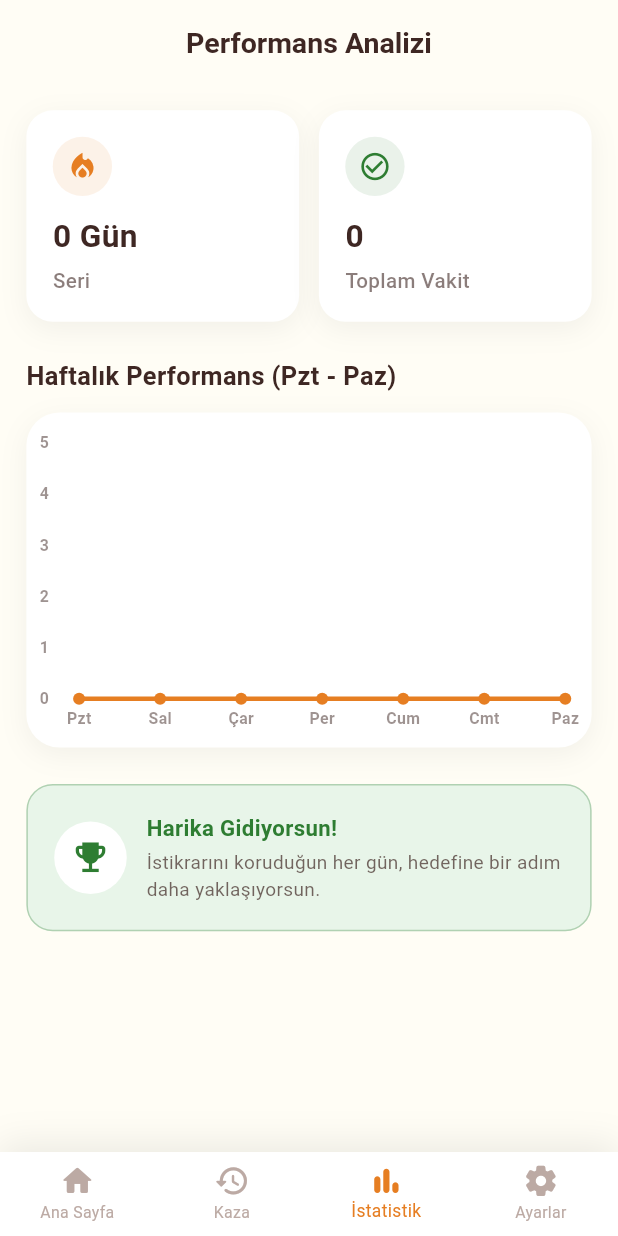
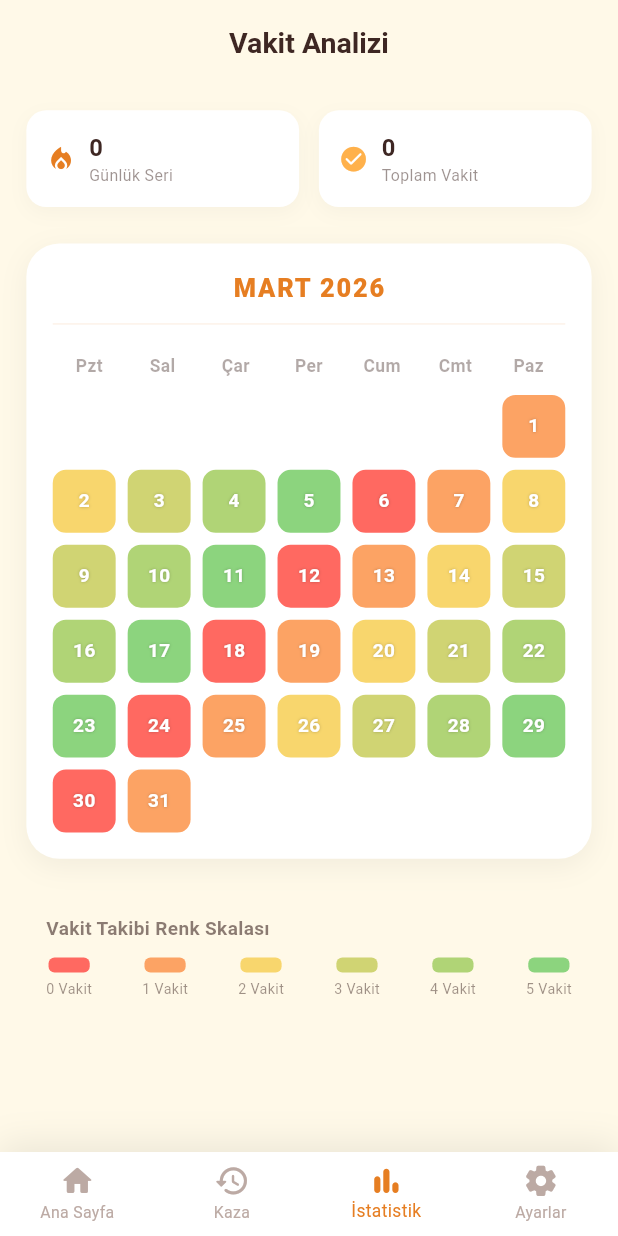
Before and after one commit to Soumat0u/namazApp, a Flutter app: the screen it shows after launch, item 3 of the bottom bar chosen, on a phone screen of 412 x 824 dp. Run offline on Flutter 3.47's test engine with Material 3 defaults, Android fonts, the phone set to English and light mode, and no system bars; drawn by our look-alikes of fl_chart; our stand-ins replace flutter_local_notifications, geocoding, geolocator, share_plus, shared_preferences, timezone; network calls fail.

Commit message:
vakit peneli arkaplanı düzenlendi, istatistiklere takvim eklendi temalar iyileştirildi

```diff
--- a/analysis_options.yaml
+++ b/analysis_options.yaml
@@ -7,6 +7,9 @@
 
 # The following line activates a set of recommended lints for Flutter apps,
 # packages, and plugins designed to encourage good coding practices.
+analyzer:
+  errors:
+    deprecated_member_use: ignore
 include: package:flutter_lints/flutter.yaml
 
 linter:
--- a/lib/core/constants/app_colors.dart
+++ b/lib/core/constants/app_colors.dart
@@ -28,7 +28,7 @@ class AppThemeColors {
   Color get anaRenk => _tema.anaRenk;
   Color get yaziRengi => _tema.yaziRengi;
   Color get pasifRenk => _tema.pasifRenk;
-  Color get aktifYesil => _tema.aktifYesil;
+  Color get aktifYesil => _tema.aktifRenk;
   Color get kirmizi => _tema.kirmizi;
 }
 
@@ -40,6 +40,6 @@ class AppColors {
   static const Color anaRenk = Color(0xFFE67E22);
   static const Color yaziRengi = Color(0xFF3E2723);
   static const Color pasifRenk = Color(0xFFBCAAA4);
-  static const Color aktifYesil = Color(0xFF2E7D32);
+  static const Color aktifRenk = Color(0xFF2E7D32);
   static const Color kirmizi = Color(0xFFD32F2F);
 }
--- a/lib/core/theme/app_theme.dart
+++ b/lib/core/theme/app_theme.dart
@@ -9,7 +9,7 @@ class AppThemeData {
   final Color anaRenk;
   final Color yaziRengi;
   final Color pasifRenk;
-  final Color aktifYesil;
+  final Color aktifRenk;
   final Color kirmizi;
   final Brightness brightness;
 
@@ -21,7 +21,7 @@ class AppThemeData {
     required this.anaRenk,
     required this.yaziRengi,
     required this.pasifRenk,
-    required this.aktifYesil,
+    required this.aktifRenk,
     required this.kirmizi,
     required this.brightness,
   });
@@ -30,12 +30,40 @@ class AppThemeData {
   factory AppThemeData.varsayilan() => const AppThemeData(
     id: 'varsayilan',
     isim: 'Varsayılan',
-        arkaPlanRengi: Color(0xFFFFFDF5),
+    arkaPlanRengi: Color.fromARGB(255, 255, 249, 232),
     kartRengi: Color(0xFFFFFFFF),
     anaRenk: Color(0xFFE67E22),
     yaziRengi: Color(0xFF3E2723),
     pasifRenk: Color(0xFFBCAAA4),
-        aktifYesil: Color(0xFF2E7D32),
+    aktifRenk: Color.fromARGB(255, 255, 177, 75),
+    kirmizi: Color(0xFFD32F2F),
+    brightness: Brightness.light,
+  );
+
+  // ─── ZÜMRÜT ───
+  factory AppThemeData.zumrut() => const AppThemeData(
+    id: 'zumrut',
+    isim: 'Zümrüt',
+    arkaPlanRengi: Color.fromARGB(255, 234, 249, 216),
+    kartRengi: Color(0xFFFFFFFF),
+    anaRenk: Color(0xFF2E7D32),
+    yaziRengi: Color(0xFF1B5E20),
+    pasifRenk: Color(0xFFA5D6A7),
+    aktifRenk: Color.fromARGB(255, 126, 186, 133),
+    kirmizi: Color(0xFFD32F2F),
+    brightness: Brightness.light,
+  );
+
+  // ─── OKYANUS ───
+  factory AppThemeData.okyanus() => const AppThemeData(
+    id: 'okyanus',
+    isim: 'Okyanus',
+    arkaPlanRengi: Color.fromARGB(255, 218, 238, 251),
+    kartRengi: Color(0xFFFFFFFF),
+    anaRenk: Color(0xFF1565C0),
+    yaziRengi: Color(0xFF0D47A1),
+    pasifRenk: Color(0xFF90CAF9),
+    aktifRenk: Color.fromARGB(255, 130, 205, 255),
     kirmizi: Color(0xFFD32F2F),
     brightness: Brightness.light,
   );
@@ -49,45 +77,17 @@ class AppThemeData {
     anaRenk: Color(0xFFFFB74D),
     yaziRengi: Color(0xFFE0E0E0),
     pasifRenk: Color(0xFF757575),
-        aktifYesil: Color(0xFF66BB6A),
+    aktifRenk: Color(0xFF66BB6A),
     kirmizi: Color(0xFFEF5350),
     brightness: Brightness.dark,
-      );
-
-  // ─── ZÜMRÜT ───
-  factory AppThemeData.zumrut() => const AppThemeData(
-        id: 'zumrut',
-        isim: 'Zümrüt',
-        arkaPlanRengi: Color(0xFFF1F8E9),
-        kartRengi: Color(0xFFFFFFFF),
-        anaRenk: Color(0xFF2E7D32),
-        yaziRengi: Color(0xFF1B5E20),
-        pasifRenk: Color(0xFFA5D6A7),
-        aktifYesil: Color(0xFF388E3C),
-        kirmizi: Color(0xFFD32F2F),
-        brightness: Brightness.light,
-      );
-
-  // ─── OKYANUS ───
-  factory AppThemeData.okyanus() => const AppThemeData(
-        id: 'okyanus',
-        isim: 'Okyanus',
-        arkaPlanRengi: Color(0xFFE3F2FD),
-        kartRengi: Color(0xFFFFFFFF),
-        anaRenk: Color(0xFF1565C0),
-        yaziRengi: Color(0xFF0D47A1),
-        pasifRenk: Color(0xFF90CAF9),
-        aktifYesil: Color(0xFF2E7D32),
-        kirmizi: Color(0xFFD32F2F),
-        brightness: Brightness.light,
   );
 
   /// Tüm mevcut temalar
   static List<AppThemeData> tumTemalar = [
     AppThemeData.varsayilan(),
-    AppThemeData.karanlik(),
     AppThemeData.zumrut(),
     AppThemeData.okyanus(),
+    AppThemeData.karanlik(),
   ];
 
   /// ID'ye göre tema bul
--- a/lib/services/seviye_servisi.dart
+++ b/lib/services/seviye_servisi.dart
@@ -1,5 +1,5 @@
 class SeviyeServisi {
-  static const int namazXp = 10; // Her vaktin ödülü
+  static const int namazXp = 20; // Her vaktin ödülü
 
   // Beğendiğin o efsane liste
   static final Map<int, String> unvanlar = {
--- a/lib/views/ana_sayfa.dart
+++ b/lib/views/ana_sayfa.dart
@@ -642,14 +642,14 @@ Widget _buildVakitGrid(BuildContext context, NamazProvider provider) {
         _vakitKutusu(
           context,
           "Akşam",
-          Icons.bedtime,
+          Icons.nights_stay,
           provider.vakitler?["Akşam"] ?? "19:00",
           provider,
         ),
         _vakitKutusu(
           context,
           "Yatsı",
-          Icons.nights_stay,
+          Icons.bedtime,
           provider.vakitler?["Yatsı"] ?? "20:30",
           provider,
         ),
--- a/lib/views/statistics_screen.dart
+++ b/lib/views/statistics_screen.dart
@@ -1,10 +1,9 @@
 import 'package:flutter/material.dart';
-import 'package:fl_chart/fl_chart.dart';
 import 'package:provider/provider.dart';
 import '../core/constants/app_colors.dart';
 import '../core/utils/responsive.dart';
 import '../providers/namaz_provider.dart';
-import '../providers/theme_provider.dart';
+import 'package:intl/intl.dart';
 
 class IstatistikSayfasi extends StatelessWidget {
   const IstatistikSayfasi({super.key});
@@ -19,7 +18,7 @@ class IstatistikSayfasi extends StatelessWidget {
       backgroundColor: r.arkaPlanRengi,
       appBar: AppBar(
         title: Text(
-          "Performans Analizi",
+          "Vakit Analizi",
           style: TextStyle(
             color: r.yaziRengi,
             fontWeight: FontWeight.bold,
@@ -31,66 +30,57 @@ class IstatistikSayfasi extends StatelessWidget {
         elevation: 0,
         automaticallyImplyLeading: false,
       ),
-      body: provider.isLoading
-          ? Center(
-              child: CircularProgressIndicator(color: r.anaRenk),
-            )
-          : RefreshIndicator(
-              color: r.anaRenk,
-              backgroundColor: r.kartRengi,
-              onRefresh: provider.istatistikleriYukle,
-              child: SingleChildScrollView(
+      body: SingleChildScrollView(
         physics: const AlwaysScrollableScrollPhysics(),
         padding: EdgeInsets.all(Responsive.w(16)),
         child: Column(
           crossAxisAlignment: CrossAxisAlignment.start,
           children: [
-                    _buildOzetKartlari(context, provider),
+            // Üstteki sayaçlar
+            _buildKucukOzetKartlari(context, provider),
+
             SizedBox(height: Responsive.h(24)),
-                    Text(
-                      "Haftalık Performans (Pzt - Paz)",
-                      style: TextStyle(
-                        fontSize: Responsive.sp(16),
-                        fontWeight: FontWeight.bold,
-                        color: r.yaziRengi,
-                      ),
-                    ),
-                    SizedBox(height: Responsive.h(12)),
-                    _buildCizgiGrafigi(context, provider),
+
+            // Aylık Takvim Bölümü
+            _buildAylikTakvim(context, provider),
+
             SizedBox(height: Responsive.h(24)),
-                    _buildMotiveEdiciKart(context),
+
+            // Renk Skalası Bilgilendirmesi
+            _buildRenkLejanti(context),
+
             SizedBox(height: Responsive.h(40)),
           ],
-                ),
         ),
       ),
     );
   }
 
-  Widget _buildOzetKartlari(BuildContext context, NamazProvider provider) {
+  // Üstteki seri ve toplam sayaçlarının küçültülmüş hali
+  Widget _buildKucukOzetKartlari(BuildContext context, NamazProvider provider) {
     final r = context.renkler;
     return Row(
       children: [
-        _istatistikKutusu(
+        _kucukIstatistikKutusu(
           context,
-          baslik: "Seri",
-          deger: "${provider.streakCount} Gün",
+          baslik: "Günlük Seri",
+          deger: "${provider.streakCount}",
           ikon: Icons.local_fire_department,
           renk: r.anaRenk,
         ),
         SizedBox(width: Responsive.w(12)),
-        _istatistikKutusu(
+        _kucukIstatistikKutusu(
           context,
           baslik: "Toplam Vakit",
           deger: "${provider.toplamTamamlanan}",
-          ikon: Icons.check_circle_outline,
+          ikon: Icons.check_circle_rounded,
           renk: r.aktifYesil,
         ),
       ],
     );
   }
 
-  Widget _istatistikKutusu(
+  Widget _kucukIstatistikKutusu(
     BuildContext context, {
     required String baslik,
     required String deger,
@@ -100,46 +90,41 @@ class IstatistikSayfasi extends StatelessWidget {
     final r = context.renkler;
     return Expanded(
       child: Container(
-        padding: EdgeInsets.all(Responsive.w(16)),
+        padding: EdgeInsets.all(Responsive.w(12)),
         decoration: BoxDecoration(
           color: r.kartRengi,
-          borderRadius: BorderRadius.circular(Responsive.w(16)),
+          borderRadius: BorderRadius.circular(Responsive.w(12)),
           boxShadow: [
             BoxShadow(
-              color: Colors.black.withOpacity(0.05),
-              blurRadius: 15,
-              offset: const Offset(0, 5),
+              color: Colors.black.withOpacity(0.03),
+              blurRadius: 10,
+              offset: const Offset(0, 4),
             ),
           ],
         ),
-        child: Column(
+        child: Row(
+          children: [
+            Icon(ikon, color: renk, size: Responsive.w(18)),
+            SizedBox(width: Responsive.w(8)),
+            Column(
               crossAxisAlignment: CrossAxisAlignment.start,
               children: [
-            Container(
-              padding: EdgeInsets.all(Responsive.w(8)),
-              decoration: BoxDecoration(
-                color: renk.withOpacity(0.1),
-                shape: BoxShape.circle,
-              ),
-              child: Icon(ikon, color: renk, size: Responsive.w(20)),
-            ),
-            SizedBox(height: Responsive.h(12)),
                 Text(
                   deger,
                   style: TextStyle(
-                fontSize: Responsive.sp(20),
+                    fontSize: Responsive.sp(15),
                     fontWeight: FontWeight.bold,
                     color: r.yaziRengi,
                   ),
                 ),
-            SizedBox(height: Responsive.h(4)),
                 Text(
                   baslik,
                   style: TextStyle(
-                fontSize: Responsive.sp(13),
-                color: r.yaziRengi.withOpacity(0.6),
-                fontWeight: FontWeight.w500,
+                    fontSize: Responsive.sp(10),
+                    color: r.yaziRengi.withOpacity(0.5),
                   ),
+                ),
+              ],
             ),
           ],
         ),
@@ -147,16 +132,19 @@ class IstatistikSayfasi extends StatelessWidget {
     );
   }
 
-  Widget _buildCizgiGrafigi(BuildContext context, NamazProvider provider) {
+  // Ana Takvim Widget'ı
+  Widget _buildAylikTakvim(BuildContext context, NamazProvider provider) {
     final r = context.renkler;
+    final simdi = DateTime.now();
+    final ayAdi = DateFormat('MMMM yyyy', 'tr_TR').format(simdi);
+
+    // Ayın kaç gün olduğunu ve hangi günle başladığını bulalım
+    final ayinIlkGunu = DateTime(simdi.year, simdi.month, 1);
+    final ayinSonGunu = DateTime(simdi.year, simdi.month + 1, 0).day;
+    final baslangicBoslugu = ayinIlkGunu.weekday - 1; // Pazartesi = 0
+
     return Container(
-      height: Responsive.h(220),
-      padding: EdgeInsets.only(
-        right: Responsive.w(16),
-        left: Responsive.w(8),
-        top: Responsive.h(20),
-        bottom: Responsive.h(8),
-      ),
+      padding: EdgeInsets.all(Responsive.w(16)),
       decoration: BoxDecoration(
         color: r.kartRengi,
         borderRadius: BorderRadius.circular(Responsive.w(20)),
@@ -168,141 +156,151 @@ class IstatistikSayfasi extends StatelessWidget {
           ),
         ],
       ),
-      child: LineChart(
-        LineChartData(
-          gridData: const FlGridData(show: false),
-          titlesData: FlTitlesData(
-            show: true,
-            rightTitles: const AxisTitles(
-              sideTitles: SideTitles(showTitles: false),
+      child: Column(
+        children: [
+          Text(
+            ayAdi.toUpperCase(),
+            style: TextStyle(
+              fontSize: Responsive.sp(16),
+              fontWeight: FontWeight.w900,
+              color: r.anaRenk,
+              letterSpacing: 1.2,
             ),
-            topTitles: const AxisTitles(
-              sideTitles: SideTitles(showTitles: false),
           ),
-            bottomTitles: AxisTitles(
-              sideTitles: SideTitles(
-                showTitles: true,
-                reservedSize: Responsive.h(24),
-                interval: 1,
-                getTitlesWidget: (value, meta) {
-                  int index = value.toInt();
-                  if (index >= 0 && index < provider.gunIsimleri.length) {
-                    return Padding(
-                      padding: EdgeInsets.only(top: Responsive.h(6)),
+          SizedBox(height: Responsive.h(4)),
+          Divider(color: r.anaRenk.withOpacity(0.1), thickness: 1),
+          SizedBox(height: Responsive.h(12)),
+
+          // Gün İsimleri (Pzt, Sal...)
+          Row(
+            mainAxisAlignment: MainAxisAlignment.spaceAround,
+            children: ["Pzt", "Sal", "Çar", "Per", "Cum", "Cmt", "Paz"].map((
+              g,
+            ) {
+              return SizedBox(
+                width: Responsive.w(35),
                 child: Text(
-                        provider.gunIsimleri[index],
+                  g,
+                  textAlign: TextAlign.center,
                   style: TextStyle(
-                          color: r.yaziRengi.withOpacity(0.5),
-                          fontSize: Responsive.sp(10),
+                    fontSize: Responsive.sp(11),
                     fontWeight: FontWeight.bold,
+                    color: r.yaziRengi.withOpacity(0.4),
                   ),
                 ),
               );
-                  }
-                  return const Text('Gün');
+            }).toList(),
+          ),
+          SizedBox(height: Responsive.h(10)),
+
+          // Takvim Grid'i
+          GridView.builder(
+            shrinkWrap: true,
+            physics: const NeverScrollableScrollPhysics(),
+            gridDelegate: const SliverGridDelegateWithFixedCrossAxisCount(
+              crossAxisCount: 7,
+              mainAxisSpacing: 8,
+              crossAxisSpacing: 8,
+            ),
+            itemCount: ayinSonGunu + baslangicBoslugu,
+            itemBuilder: (context, index) {
+              if (index < baslangicBoslugu) return const SizedBox();
+
+              final gun = index - baslangicBoslugu + 1;
+
+              // ŞİMDİLİK TASARIM İÇİN RASTGELE VAKİT SAYISI (Mantık sonra eklenecek)
+              // Örn: Bugünden önceki günler için 0-5 arası değer
+              int vakitSayisi = (gun % 6);
+
+              return _buildTakvimGunu(context, gun, vakitSayisi);
             },
           ),
+        ],
       ),
-            leftTitles: AxisTitles(
-              sideTitles: SideTitles(
-                showTitles: true,
-                interval: 1,
-                reservedSize: Responsive.w(24),
-                getTitlesWidget: (value, meta) => Text(
-                  value.toInt().toString(),
+    );
+  }
+
+  Widget _buildTakvimGunu(BuildContext context, int gun, int vakitSayisi) {
+    final r = context.renkler;
+
+    // Belirlediğin renk skalası
+    final Map<int, Color> renkSkalasi = {
+      0: const Color(0xFFFF6961),
+      1: const Color(0xFFFCA364),
+      2: const Color(0xFFF8D66D),
+      3: const Color(0xFFD0D473),
+      4: const Color(0xFFB0D476),
+      5: const Color(0xFF8CD47E),
+    };
+
+    return Container(
+      decoration: BoxDecoration(
+        color: renkSkalasi[vakitSayisi],
+        borderRadius: BorderRadius.circular(Responsive.w(8)),
+      ),
+      child: Center(
+        child: Text(
+          "$gun",
           style: TextStyle(
-                    color: r.yaziRengi.withOpacity(0.5),
-                    fontSize: Responsive.sp(10),
+            color: Colors.white,
             fontWeight: FontWeight.bold,
+            fontSize: Responsive.sp(12),
+            shadows: const [Shadow(blurRadius: 2, color: Colors.black26)],
           ),
-                ),
-              ),
-            ),
-          ),
-          borderData: FlBorderData(show: false),
-          minX: 0,
-          maxX: 6,
-          minY: 0,
-          maxY: 5,
-          lineBarsData: [
-            LineChartBarData(
-              spots: provider.grafikNoktalari.isNotEmpty
-                  ? provider.grafikNoktalari
-                  : List.generate(7, (index) => FlSpot(index.toDouble(), 0)),
-              isCurved: true,
-              color: r.anaRenk,
-              barWidth: 3,
-              isStrokeCapRound: true,
-              dotData: const FlDotData(show: true),
-              belowBarData: BarAreaData(
-                show: true,
-                gradient: LinearGradient(
-                  colors: [
-                    r.anaRenk.withOpacity(0.3),
-                    r.anaRenk.withOpacity(0.0),
-                  ],
-                  begin: Alignment.topCenter,
-                  end: Alignment.bottomCenter,
-                ),
-              ),
-            ),
-          ],
         ),
       ),
     );
   }
 
-  Widget _buildMotiveEdiciKart(BuildContext context) {
+  // Renklerin ne anlama geldiğini gösteren alt kısım
+  Widget _buildRenkLejanti(BuildContext context) {
     final r = context.renkler;
-    final tema = context.watch<ThemeProvider>().aktifTema;
-    final motiveBg = tema.brightness == Brightness.dark
-        ? r.aktifYesil.withOpacity(0.15)
-        : const Color(0xFFE8F5E9);
-
     return Container(
-      padding: EdgeInsets.all(Responsive.w(16)),
-      decoration: BoxDecoration(
-        color: motiveBg,
-        borderRadius: BorderRadius.circular(Responsive.w(16)),
-        border: Border.all(color: r.aktifYesil.withOpacity(0.3)),
-      ),
-      child: Row(
-        children: [
-          Container(
-            padding: EdgeInsets.all(Responsive.w(10)),
-            decoration: BoxDecoration(
-              color: r.kartRengi,
-              shape: BoxShape.circle,
-            ),
-            child: Icon(
-              Icons.emoji_events,
-              color: r.aktifYesil,
-              size: Responsive.w(24),
-            ),
-          ),
-          SizedBox(width: Responsive.w(12)),
-          Expanded(
+      padding: EdgeInsets.all(Responsive.w(12)),
       child: Column(
         crossAxisAlignment: CrossAxisAlignment.start,
         children: [
           Text(
-                  "Harika Gidiyorsun!",
+            "Vakit Takibi Renk Skalası",
             style: TextStyle(
-                    fontSize: Responsive.sp(14),
+              fontSize: Responsive.sp(12),
               fontWeight: FontWeight.bold,
-                    color: r.aktifYesil,
+              color: r.yaziRengi.withOpacity(0.6),
+            ),
+          ),
+          SizedBox(height: Responsive.h(10)),
+          Row(
+            mainAxisAlignment: MainAxisAlignment.spaceBetween,
+            children: List.generate(6, (i) {
+              final Map<int, Color> renkler = {
+                0: const Color(0xFFFF6961),
+                1: const Color(0xFFFCA364),
+                2: const Color(0xFFF8D66D),
+                3: const Color(0xFFD0D473),
+                4: const Color(0xFFB0D476),
+                5: const Color(0xFF8CD47E),
+              };
+              return Column(
+                children: [
+                  Container(
+                    width: Responsive.w(25),
+                    height: Responsive.h(10),
+                    decoration: BoxDecoration(
+                      color: renkler[i],
+                      borderRadius: BorderRadius.circular(4),
                     ),
                   ),
                   SizedBox(height: Responsive.h(4)),
                   Text(
-                  "İstikrarını koruduğun her gün, hedefine bir adım daha yaklaşıyorsun.",
+                    "$i Vakit",
                     style: TextStyle(
-                    fontSize: Responsive.sp(12),
-                    color: r.yaziRengi.withOpacity(0.7),
+                      fontSize: Responsive.sp(9),
+                      color: r.yaziRengi.withOpacity(0.5),
                     ),
                   ),
                 ],
-            ),
+              );
+            }),
           ),
         ],
       ),
```
Also changed, not shown: lib/views/widgets/vakit_background.dart (+228 -48 lines). Lines whose indentation alone changed are shown as unchanged.
